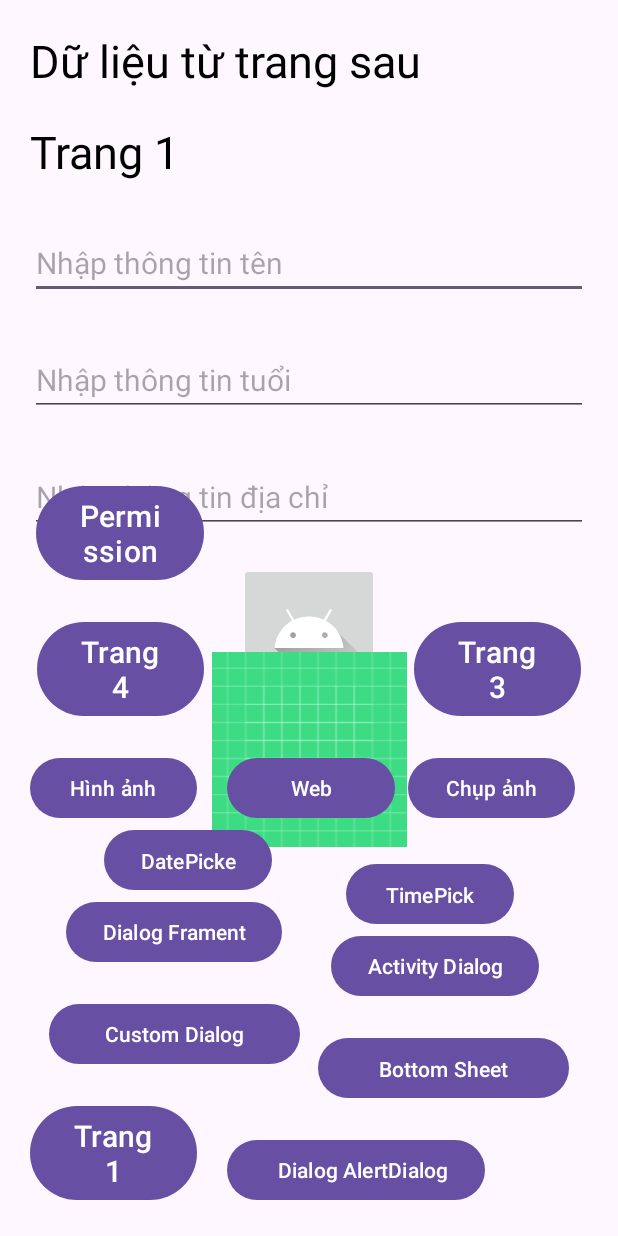
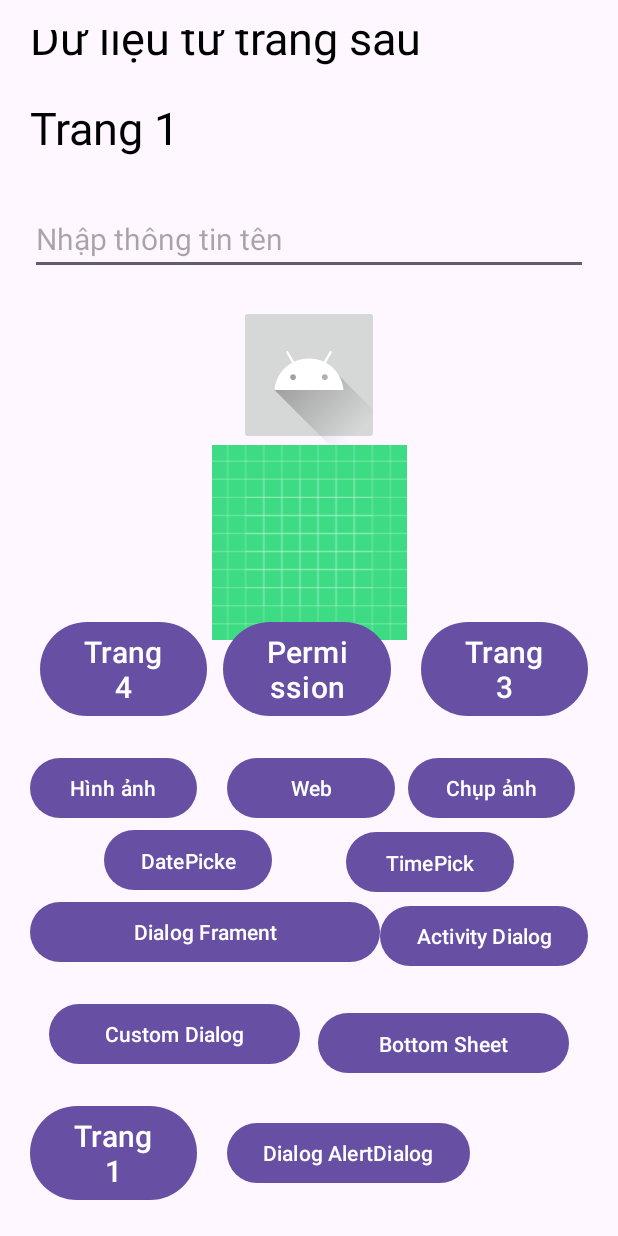
Before and after one commit to taidb/AndroidTutorial, an Android app: the MainActivity screen opened directly, with no data from a screen before it, on a phone screen of 412 x 824 dp. Run offline under Robolectric (Android 15) with nearby library versions, the phone set to English and light mode, and no system bars.

Commit message:
Update ngày 13/10

```diff
--- a/app/src/main/java/com/example/androidtutorial/activity/activity/MainActivity2.kt
+++ b/app/src/main/java/com/example/androidtutorial/activity/activity/MainActivity2.kt
@@ -46,7 +46,8 @@ class MainActivity2 : AppCompatActivity() {
                 val student = if (Build.VERSION.SDK_INT >= Build.VERSION_CODES.TIRAMISU) {
                     intent.getParcelableExtra("data1", Student::class.java)
                 } else {
-                    TODO("VERSION.SDK_INT < TIRAMISU")
+                    @Suppress("DEPRECATION")
+                    intent.getParcelableExtra<Student>("data1")
                 }
                 val formattedText = getString(R.string.student_info, student?.name, student?.age, student?.address)
                 binding.txtReceiveData.text = formattedText
--- a/app/src/main/java/com/example/androidtutorial/activity/activity/launchmodel/SplashActivity.kt
+++ b/app/src/main/java/com/example/androidtutorial/activity/activity/launchmodel/SplashActivity.kt
@@ -12,6 +12,7 @@ class SplashActivity : AppCompatActivity() {
         super.onCreate(savedInstanceState)
         enableEdgeToEdge()
         setContentView(R.layout.activity_splash)
+
         //hoạt động trong các task riêng biệt, không share task với các activity khác
         val intent = Intent(this, MainActivity::class.java)
         startActivity(intent)
--- a/app/src/main/java/com/example/androidtutorial/activity/adater/StudentAdapter.kt
+++ b/app/src/main/java/com/example/androidtutorial/activity/adater/StudentAdapter.kt
@@ -10,6 +10,11 @@ import com.example.androidtutorial.R
 import com.example.androidtutorial.activity.model.Student
 import com.example.androidtutorial.databinding.ItemStudentBinding
 
+//adapter là 1 lớp trung gian giữa dữ liệu và giao diện hiện thị thường có : ListView ,RecyclerView ,ViewPager ,Spinner
+// chuển đổi dữ liệu thành các view để hiện thị lên màn hình
+//ListView: hiện thị 1 danh sách dữ liệu theo chiều dọc
+//RecyclerView: hiện thị 1 danh sách dữ liệu theo chiều dọc và ngang có thể tái sự dụng View để tối ưu hiệu năng khi cuộn lên xuống
+//ViewPager2: Hieenj thị các trang hoặc hình ảnh mà người dùng có thể vuốt sang trái/ phải hoặc tự động
 class StudentAdapter(
     private var students: List<Student>,
     private val context: Context
--- a/app/src/main/java/com/example/androidtutorial/activity/model/Student.kt
+++ b/app/src/main/java/com/example/androidtutorial/activity/model/Student.kt
@@ -2,5 +2,5 @@ package com.example.androidtutorial.activity.model
 
 import android.os.Parcelable
 import kotlinx.parcelize.Parcelize
-@Parcelize
+@Parcelize //giusp truyền dữ liệu đi
 data class Student(val name:String ,val age:Int,val address:String) : Parcelable
--- a/app/src/main/java/com/example/androidtutorial/activity/viewmodel/StudentViewModel.kt
+++ b/app/src/main/java/com/example/androidtutorial/activity/viewmodel/StudentViewModel.kt
@@ -14,6 +14,7 @@ import kotlinx.coroutines.flow.asStateFlow
 import kotlinx.coroutines.launch
 import kotlin.math.log
 
+//ViewModel giúp tách biệt logic xử lý dữ liệu khỏi giao diện người dùng, tránh mất dữ liệu khi xoay màn hình hoặc khi Activity/Fragment bị hủy và tạo lại.
 class StudentViewModel : ViewModel() {
     private val _students = MutableStateFlow<Resource<List<Student>>>(Resource.Unspecified())
     val students = _students.asStateFlow()
--- a/app/src/main/res/layout/activity_main.xml
+++ b/app/src/main/res/layout/activity_main.xml
@@ -19,43 +19,12 @@
         android:inputType="text"
         android:textColor="@color/black"
         android:textSize="@dimen/dimen_20"
+        app:layout_constraintBottom_toTopOf="@+id/image_user"
         app:layout_constraintEnd_toEndOf="parent"
         app:layout_constraintHorizontal_bias="0.2"
         app:layout_constraintStart_toStartOf="parent"
         app:layout_constraintTop_toBottomOf="@+id/tv_receive_data"
-        app:layout_constraintVertical_bias="0.0" />
-
-    <EditText
-        android:id="@+id/edit_text_age"
-        android:layout_width="0dp"
-        android:layout_height="wrap_content"
-        android:layout_marginTop="@dimen/dimen_30"
-        android:hint="@string/editText2"
-        android:importantForAutofill="no"
-        android:inputType="numberDecimal"
-        android:textColor="@color/black"
-        android:textSize="@dimen/dimen_20"
-        app:layout_constraintEnd_toEndOf="parent"
-        app:layout_constraintHorizontal_bias="0.0"
-        app:layout_constraintStart_toStartOf="parent"
-        app:layout_constraintTop_toBottomOf="@+id/edit_text_name"
-        app:layout_constraintVertical_bias="0.0" />
-
-    <EditText
-        android:id="@+id/edit_text_address"
-        android:layout_width="0dp"
-        android:layout_height="wrap_content"
-        android:layout_marginTop="@dimen/dimen_30"
-        android:hint="@string/editText3"
-        android:importantForAutofill="no"
-        android:inputType="text"
-        android:textColor="@color/black"
-        android:textSize="@dimen/dimen_20"
-        app:layout_constraintEnd_toEndOf="parent"
-        app:layout_constraintHorizontal_bias="0.0"
-        app:layout_constraintStart_toStartOf="parent"
-        app:layout_constraintTop_toBottomOf="@+id/edit_text_age"
-        app:layout_constraintVertical_bias="0.0" />
+   />
 
 
     <TextView
@@ -66,7 +35,7 @@
         android:text="@string/trang1"
         android:textColor="@color/black"
         android:textSize="@dimen/dimen_30"
-        app:layout_constraintBottom_toTopOf="parent"
+        app:layout_constraintBottom_toTopOf="@+id/edit_text_name"
         app:layout_constraintEnd_toEndOf="parent"
         app:layout_constraintHorizontal_bias="1.0"
         app:layout_constraintStart_toStartOf="parent"
@@ -80,6 +49,7 @@
         android:text="@string/back_data"
         android:textColor="@color/black"
         android:textSize="@dimen/dimen_30"
+        app:layout_constraintBottom_toTopOf="@+id/tv_receive_data"
         app:layout_constraintEnd_toEndOf="parent"
         app:layout_constraintHorizontal_bias="1.0"
         app:layout_constraintStart_toStartOf="parent"
@@ -93,20 +63,20 @@
         android:layout_marginTop="@dimen/dimen_20"
         android:contentDescription="@string/editText1"
         android:src="@drawable/ic_launcher_foreground"
+        app:layout_constraintBottom_toTopOf="@+id/image_view"
         app:layout_constraintDimensionRatio="1:1"
         app:layout_constraintEnd_toEndOf="parent"
         app:layout_constraintStart_toStartOf="parent"
-        app:layout_constraintTop_toBottomOf="@id/edit_text_address"
+        app:layout_constraintTop_toBottomOf="@id/edit_text_name"
         app:layout_constraintWidth_percent="0.25" />
 
     <ImageView
         android:id="@+id/image_view"
         android:layout_width="0dp"
         android:layout_height="0dp"
-        android:layout_marginTop="@dimen/dimen_30"
         android:contentDescription="@string/takephoto"
         android:src="@drawable/ic_launcher_background"
-        app:layout_constraintBottom_toTopOf="@+id/btn_image"
+        app:layout_constraintBottom_toTopOf="@+id/btn_click3"
         app:layout_constraintDimensionRatio="1:1"
         app:layout_constraintEnd_toEndOf="parent"
         app:layout_constraintStart_toStartOf="parent"
@@ -129,6 +99,7 @@
         app:layout_constraintEnd_toStartOf="@id/btn_alert_dialog"
         app:layout_constraintHorizontal_chainStyle="spread"
         app:layout_constraintStart_toStartOf="parent"
+        app:layout_constraintTop_toBottomOf="@+id/guidelineTop"
         app:layout_constraintWidth_percent="0.3" />
 
 
@@ -139,16 +110,9 @@
         android:layout_marginStart="@dimen/dimen_20"
         android:text="@string/dialog"
         app:layout_constraintBottom_toBottomOf="parent"
-        app:layout_constraintStart_toEndOf="@id/btn_click" />
+        app:layout_constraintStart_toEndOf="@id/btn_click"
+        app:layout_constraintTop_toTopOf="@+id/btn_click" />
 
-    <Button
-        android:id="@+id/btn_list_student"
-        android:layout_width="wrap_content"
-        android:layout_height="wrap_content"
-        android:layout_marginStart="@dimen/dimen_30"
-        android:text="@string/dialog"
-        app:layout_constraintBottom_toBottomOf="parent"
-        app:layout_constraintStart_toEndOf="@id/btn_click" />
 
     <Button
         android:id="@+id/btn_custom_dialog"
@@ -159,6 +123,7 @@
         app:layout_constraintBottom_toTopOf="@+id/btn_click"
         app:layout_constraintEnd_toStartOf="@+id/btn_bottom_sheet_dialog"
         app:layout_constraintStart_toStartOf="parent"
+        app:layout_constraintTop_toBottomOf="@+id/guidelineTop"
         app:layout_constraintWidth_percent="0.45" />
 
     <Button
@@ -168,21 +133,23 @@
         android:layout_marginBottom="@dimen/dimen_20"
         android:lines="1"
         android:text="@string/bottomSheetDialog"
-        app:layout_constraintBottom_toTopOf="@+id/btn_list_student"
+        app:layout_constraintBottom_toTopOf="@+id/btn_alert_dialog"
         app:layout_constraintEnd_toEndOf="parent"
         app:layout_constraintStart_toEndOf="@+id/btn_custom_dialog"
+        app:layout_constraintTop_toTopOf="@+id/btn_custom_dialog"
         app:layout_constraintWidth_percent="0.45" />
 
     <Button
         android:id="@+id/btn_dialog_fragment"
-        android:layout_width="wrap_content"
+        android:layout_width="0dp"
         android:layout_height="wrap_content"
         android:layout_marginBottom="@dimen/dimen_20"
         android:text="@string/dialogFragment"
         app:layout_constraintBottom_toTopOf="@+id/btn_custom_dialog"
-        app:layout_constraintEnd_toEndOf="parent"
         app:layout_constraintHorizontal_bias="0.105"
-        app:layout_constraintStart_toStartOf="parent" />
+        app:layout_constraintEnd_toStartOf="@+id/btn_dialog_activity"
+        app:layout_constraintStart_toStartOf="parent"
+        app:layout_constraintTop_toBottomOf="@+id/guidelineTop" />
 
     <Button
         android:id="@+id/btn_dialog_activity"
@@ -190,10 +157,10 @@
         android:layout_height="wrap_content"
         android:layout_marginBottom="@dimen/dimen_20"
         android:text="@string/activityDialog"
-        app:layout_constraintBottom_toBottomOf="parent"
         app:layout_constraintBottom_toTopOf="@+id/btn_bottom_sheet_dialog"
         app:layout_constraintEnd_toEndOf="parent"
-        app:layout_constraintStart_toEndOf="@+id/btn_dialog_fragment" />
+        app:layout_constraintStart_toEndOf="@+id/btn_dialog_fragment"
+        app:layout_constraintTop_toTopOf="@+id/btn_dialog_fragment" />
 
     <Button
         android:id="@+id/btn_dialog_time_picker"
@@ -205,7 +172,7 @@
         app:layout_constraintEnd_toEndOf="parent"
         app:layout_constraintHorizontal_chainStyle="spread"
         app:layout_constraintStart_toEndOf="@id/btn_date_picker_dialog"
-        app:layout_constraintTop_toBottomOf="@id/guidelineTop"
+        app:layout_constraintTop_toTopOf="@+id/btn_date_picker_dialog"
         app:layout_constraintWidth_percent="0.3" />
 
     <Button
@@ -242,8 +209,9 @@
         android:text="@string/transfer"
         app:layout_constraintBottom_toTopOf="@+id/btn_date_picker_dialog"
         app:layout_constraintStart_toEndOf="@id/btn_image"
-        app:layout_constraintTop_toBottomOf="@id/guidelineTop"
+        app:layout_constraintTop_toTopOf="@+id/btn_image"
         app:layout_constraintWidth_percent="0.3" />
+
 
     <Button
         android:id="@+id/btn_camera"
@@ -253,7 +221,7 @@
         app:layout_constraintBottom_toTopOf="@+id/btn_date_picker_dialog"
         app:layout_constraintEnd_toEndOf="parent"
         app:layout_constraintStart_toEndOf="@id/btn_web"
-        app:layout_constraintTop_toBottomOf="@id/guidelineTop"
+        app:layout_constraintTop_toTopOf="@+id/btn_image"
         app:layout_constraintWidth_percent="0.3" />
 
     <Button
@@ -263,10 +231,8 @@
         android:layout_marginBottom="@dimen/dimen_20"
         android:text="@string/trang3"
         android:textSize="@dimen/dimen_20"
-        app:layout_constraintBottom_toTopOf="@+id/btn_camera"
         app:layout_constraintEnd_toEndOf="parent"
-        app:layout_constraintStart_toEndOf="@+id/image_view"
-        app:layout_constraintTop_toBottomOf="@+id/guidelineTop"
+        app:layout_constraintTop_toTopOf="@+id/btn_click3"
         app:layout_constraintWidth_percent="0.3" />
 
     <Button
@@ -277,24 +243,25 @@
         android:text="@string/trang4"
         android:textSize="@dimen/dimen_20"
         app:layout_constraintBottom_toTopOf="@+id/btn_image"
+        app:layout_constraintEnd_toStartOf="@+id/image_view"
+        app:layout_constraintHorizontal_bias="0.689"
+        app:layout_constraintHorizontal_chainStyle="spread"
         app:layout_constraintStart_toStartOf="parent"
-        app:layout_constraintEnd_toStartOf="@+id/image_view"
         app:layout_constraintTop_toBottomOf="@+id/guidelineTop"
+        app:layout_constraintVertical_bias="1.0"
         app:layout_constraintWidth_percent="0.3" />
 
     <Button
         android:id="@+id/btn_click4"
         android:layout_width="0dp"
         android:layout_height="wrap_content"
-        android:layout_marginBottom="@dimen/dimen_20"
+        android:layout_marginEnd="@dimen/dimen_20"
         android:text="@string/trang5"
         android:textSize="@dimen/dimen_20"
-        app:layout_constraintBottom_toTopOf="@+id/btn_click3"
-        app:layout_constraintEnd_toStartOf="@+id/image_view"
-        app:layout_constraintHorizontal_bias="0.454"
-        app:layout_constraintStart_toStartOf="parent"
-        app:layout_constraintTop_toBottomOf="@+id/guidelineTop"
-        app:layout_constraintVertical_bias="0.842"
+        app:layout_constraintBottom_toBottomOf="@+id/btn_click3"
+        app:layout_constraintEnd_toStartOf="@+id/btn_click2"
+        app:layout_constraintTop_toTopOf="@+id/btn_click3"
+        app:layout_constraintVertical_bias="1.0"
         app:layout_constraintWidth_percent="0.3" />
 
 
--- a/app/src/main/res/layout/activity_main2.xml
+++ b/app/src/main/res/layout/activity_main2.xml
@@ -10,7 +10,7 @@
     <TextView
         android:id="@+id/txtReceiveData"
         android:layout_width="0dp"
-        android:layout_height="@dimen/dimen_50"
+        android:layout_height="wrap_content"
         android:text="@string/trang2"
         android:textColor="@color/black"
         android:textSize="@dimen/dimen_30"
```
Also changed, not shown: app/src/main/AndroidManifest.xml (+9 -3 lines), app/src/main/java/com/example/androidtutorial/activity/activity/ListStudentActivity.kt (+29 -2 lines), app/src/main/java/com/example/androidtutorial/activity/activity/MainActivity.kt (+7 -24 lines), app/src/main/java/com/example/androidtutorial/activity/activity/TestIntent.kt (+6 -6 lines).
